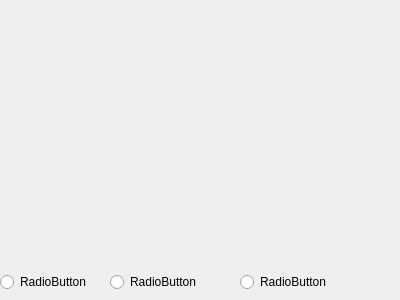
danylo-nevidomiy/MqttClient, file mqtt_sub/indicatorwidget.ui: the form before one commit.
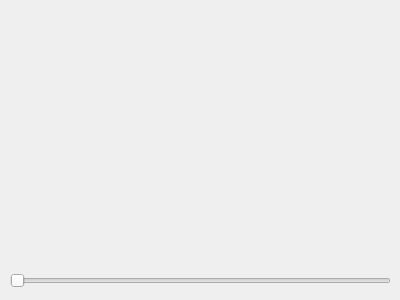
The form after the commit.

Patch:
```diff
--- a/mqtt_sub/indicatorwidget.ui
+++ b/mqtt_sub/indicatorwidget.ui
@@ -13,43 +13,17 @@
   <property name="windowTitle">
    <string>Form</string>
   </property>
-  <widget class="QRadioButton" name="radioButton_red">
+  <widget class="QSlider" name="slider">
    <property name="geometry">
     <rect>
-     <x>0</x>
-     <y>270</y>
-     <width>102</width>
-     <height>24</height>
+     <x>10</x>
+     <y>271</y>
+     <width>381</width>
+     <height>20</height>
     </rect>
    </property>
-   <property name="text">
-    <string>RadioButton</string>
-   </property>
-  </widget>
-  <widget class="QRadioButton" name="radioButton_green">
-   <property name="geometry">
-    <rect>
-     <x>110</x>
-     <y>270</y>
-     <width>102</width>
-     <height>24</height>
-    </rect>
-   </property>
-   <property name="text">
-    <string>RadioButton</string>
-   </property>
-  </widget>
-  <widget class="QRadioButton" name="radioButton_blue">
-   <property name="geometry">
-    <rect>
-     <x>240</x>
-     <y>270</y>
-     <width>102</width>
-     <height>24</height>
-    </rect>
-   </property>
-   <property name="text">
-    <string>RadioButton</string>
+   <property name="orientation">
+    <enum>Qt::Horizontal</enum>
    </property>
   </widget>
  </widget>
```
Left out of the diff: 2 changed lines with no effect on the pictures.
